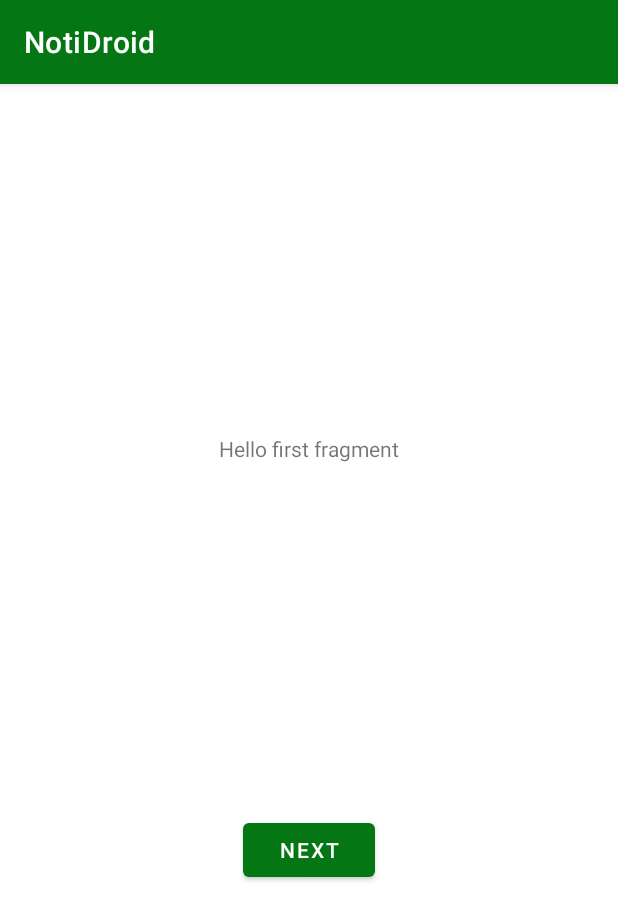
After one commit to julinuzzo19/app-mobile-android-noticias, an Android app: the fragment FirstFragment shown on its own in the app's theme, on a phone screen of 412 x 824 dp. The commit adds this screen. Shown: the top 920 px of the screen. Run offline under Robolectric (Android 15) with nearby library versions, the phone set to English and light mode, and no system bars.

Commit message:
fixes diseño

```diff
--- a/app/build.gradle
+++ b/app/build.gradle
@@ -35,6 +35,8 @@ dependencies {
     implementation 'androidx.cardview:cardview:1.0.0'
     implementation 'com.github.bumptech.glide:glide:4.12.0'
     implementation 'androidx.preference:preference:1.1.1'
+    implementation 'androidx.navigation:navigation-fragment:2.3.5'
+    implementation 'androidx.navigation:navigation-ui:2.3.5'
     def nav_version = "2.3.5"
 
     // Java language implementation
--- /dev/null
+++ b/app/src/main/java/com/example/app_nativa/FirstFragment.java
@@ -0,0 +1,47 @@
+package com.example.app_nativa;
+
+import android.os.Bundle;
+import android.view.LayoutInflater;
+import android.view.View;
+import android.view.ViewGroup;
+
+import androidx.annotation.NonNull;
+import androidx.fragment.app.Fragment;
+import androidx.navigation.fragment.NavHostFragment;
+
+import com.example.app_nativa.databinding.FragmentFirstBinding;
+
+public class FirstFragment extends Fragment {
+
+    private FragmentFirstBinding binding;
+
+    @Override
+    public View onCreateView(
+            LayoutInflater inflater, ViewGroup container,
+            Bundle savedInstanceState
+    ) {
+
+        binding = FragmentFirstBinding.inflate(inflater, container, false);
+        return binding.getRoot();
+
+    }
+
+    public void onViewCreated(@NonNull View view, Bundle savedInstanceState) {
+        super.onViewCreated(view, savedInstanceState);
+
+        binding.buttonFirst.setOnClickListener(new View.OnClickListener() {
+            @Override
+            public void onClick(View view) {
+                NavHostFragment.findNavController(FirstFragment.this)
+                        .navigate(R.id.action_FirstFragment_to_SecondFragment);
+            }
+        });
+    }
+
+    @Override
+    public void onDestroyView() {
+        super.onDestroyView();
+        binding = null;
+    }
+
+}
--- a/app/src/main/java/com/example/app_nativa/MasterDetailActivity.java
+++ b/app/src/main/java/com/example/app_nativa/MasterDetailActivity.java
@@ -121,7 +121,7 @@ public class MasterDetailActivity extends BaseActivity {
                                     Intent intent = new Intent(getApplicationContext(), DetailActivity.class);
                                     intent.putExtra("url", listaNoticias.get(mRecyclerView.getChildAdapterPosition(v)).getUrl());
                                     intent.putExtra("title", listaNoticias.get(mRecyclerView.getChildAdapterPosition(v)).getTitle());
-                                    intent.putExtra("desription", listaNoticias.get(mRecyclerView.getChildAdapterPosition(v)).getDescription());
+                                    intent.putExtra("description", listaNoticias.get(mRecyclerView.getChildAdapterPosition(v)).getDescription());
                                     intent.putExtra("image", listaNoticias.get(mRecyclerView.getChildAdapterPosition(v)).getImage());
                                     intent.putExtra("author", listaNoticias.get(mRecyclerView.getChildAdapterPosition(v)).getAuthor());
                                     intent.putExtra("source", listaNoticias.get(mRecyclerView.getChildAdapterPosition(v)).getSource());
--- /dev/null
+++ b/app/src/main/res/layout/fragment_first.xml
@@ -0,0 +1,28 @@
+<?xml version="1.0" encoding="utf-8"?>
+<androidx.constraintlayout.widget.ConstraintLayout xmlns:android="http://schemas.android.com/apk/res/android"
+    xmlns:app="http://schemas.android.com/apk/res-auto"
+    xmlns:tools="http://schemas.android.com/tools"
+    android:layout_width="match_parent"
+    android:layout_height="match_parent"
+    tools:context=".FirstFragment">
+
+    <TextView
+        android:id="@+id/textview_first"
+        android:layout_width="wrap_content"
+        android:layout_height="wrap_content"
+        android:text="@string/hello_first_fragment"
+        app:layout_constraintBottom_toTopOf="@id/button_first"
+        app:layout_constraintEnd_toEndOf="parent"
+        app:layout_constraintStart_toStartOf="parent"
+        app:layout_constraintTop_toTopOf="parent" />
+
+    <Button
+        android:id="@+id/button_first"
+        android:layout_width="wrap_content"
+        android:layout_height="wrap_content"
+        android:text="@string/next"
+        app:layout_constraintBottom_toBottomOf="parent"
+        app:layout_constraintEnd_toEndOf="parent"
+        app:layout_constraintStart_toStartOf="parent"
+        app:layout_constraintTop_toBottomOf="@id/textview_first" />
+</androidx.constraintlayout.widget.ConstraintLayout>
--- a/app/src/main/res/values-w1240dp/dimens.xml
+++ b/app/src/main/res/values-w1240dp/dimens.xml
@@ -1,3 +1,4 @@
 <resources>
- <dimen name="activity_horizontal_margin">200dp</dimen>
+    <dimen name="activity_horizontal_margin">200dp</dimen>
+    <dimen name="fab_margin">200dp</dimen>
 </resources>
--- a/app/src/main/res/values/strings.xml
+++ b/app/src/main/res/values/strings.xml
@@ -24,7 +24,6 @@
     <string name="password_hint">Contraseña</string>
 
 
-
     <!-- Preference  -->
     <string name="title_activity_settings">Preferencias</string>
 
@@ -33,7 +32,6 @@
 
     <string name="category_notifications">Notificaciones</string>
     <string name="preference_notifications">Mostrar notificaciones</string>
-
 
 
     <string name="name_title_favourite">Favoritos</string>
@@ -50,6 +48,16 @@
     <string name="query_hint">Buscar noticias</string>
     <string name="share_title">Compartir via</string>
     <string name="check_email">Verifique su email</string>
+    <string name="title_activity_web_view">WebViewActivity</string>
+    <!-- Strings used for fragments for navigation -->
+    <string name="first_fragment_label">First Fragment</string>
+    <string name="second_fragment_label">Second Fragment</string>
+    <string name="next">Next</string>
+    <string name="previous">Previous</string>
+
+    <string name="hello_first_fragment">Hello first fragment</string>
+    <string name="hello_second_fragment">Hello second fragment. Arg: %1$s</string>
+    <string name="see_web">Ver página web</string>
 
 
 </resources>
--- a/app/src/main/res/values/themes.xml
+++ b/app/src/main/res/values/themes.xml
@@ -1,4 +1,5 @@
 <resources xmlns:tools="http://schemas.android.com/tools">
+
     <style name="Theme.Appnativa" parent="Theme.MaterialComponents.DayNight.DarkActionBar">
         <item name="colorPrimary">@color/green_500</item>
         <item name="colorPrimaryVariant">@color/green_700</item>
```
Also changed, not shown: app/src/main/AndroidManifest.xml (+6 -3 lines), app/src/main/java/com/example/app_nativa/AdapterMasterDetail.java (+24 -3 lines), app/src/main/java/com/example/app_nativa/DetailActivity.java (+59 -14 lines), app/src/main/java/com/example/app_nativa/SecondFragment.java (added, +47 -0 lines), app/src/main/java/com/example/app_nativa/WebViewActivity.java (added, +26 -0 lines), app/src/main/res/layout/activity_detail.xml (+85 -7 lines), app/src/main/res/layout/activity_web_view.xml (added, +18 -0 lines), app/src/main/res/layout/content_web_view.xml (added, +19 -0 lines), app/src/main/res/layout/fragment_second.xml (added, +27 -0 lines), app/src/main/res/layout/item_list_noticias.xml (+21 -6 lines), app/src/main/res/navigation/nav_graph.xml (added, +28 -0 lines), 1 other file.
